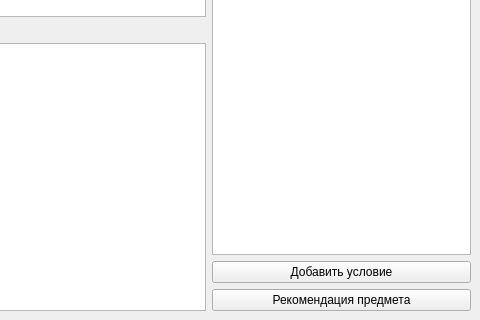
Qt form lab1/mainwindow.ui (qelezy/ai_systems) before a commit; both pictures show x 320 to 800 and y 280 to 600 of the 800 by 600 pixel window.
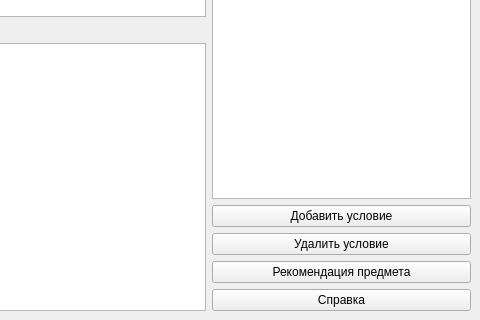
The same form after that commit.

Commit message: Добавил справку, удаление условий

The edit to the form file:
```diff
--- a/lab1/mainwindow.ui
+++ b/lab1/mainwindow.ui
@@ -115,6 +115,13 @@
           </property>
          </widget>
         </item>
+        <item>
+         <widget class="QPushButton" name="deleteConditionBtn">
+          <property name="text">
+           <string>Удалить условие</string>
+          </property>
+         </widget>
+        </item>
        </layout>
       </item>
       <item>
@@ -124,6 +131,13 @@
         </property>
        </widget>
       </item>
+      <item>
+       <widget class="QPushButton" name="helpBtn">
+        <property name="text">
+         <string>Справка</string>
+        </property>
+       </widget>
+      </item>
      </layout>
     </item>
    </layout>
```
The commit also changes 2 other files.
